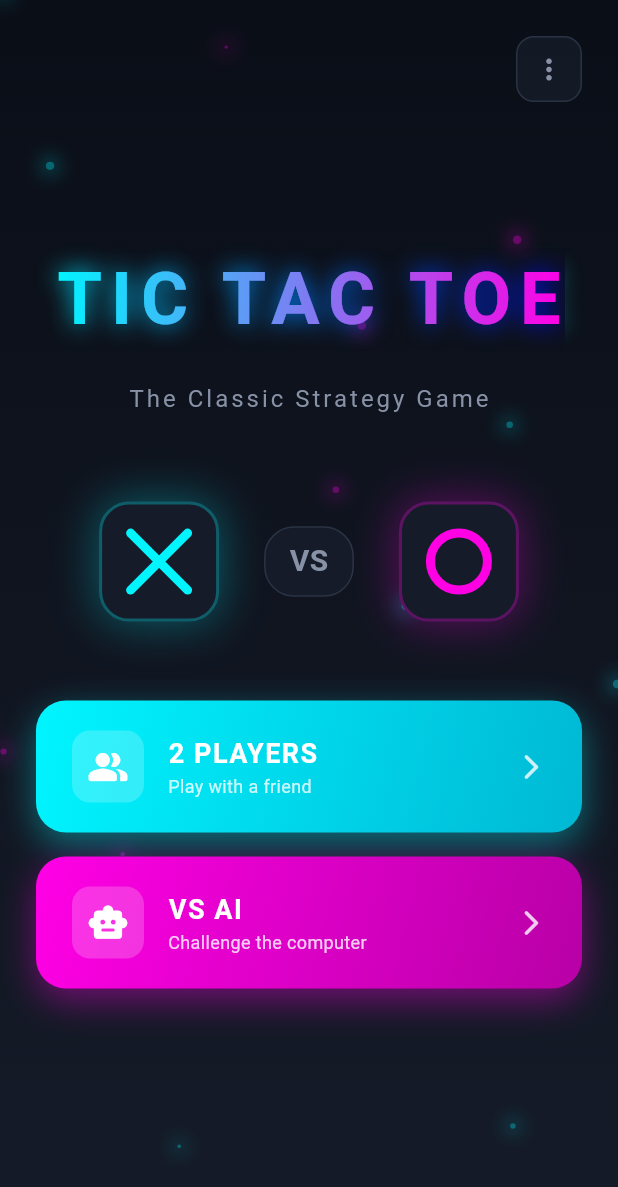
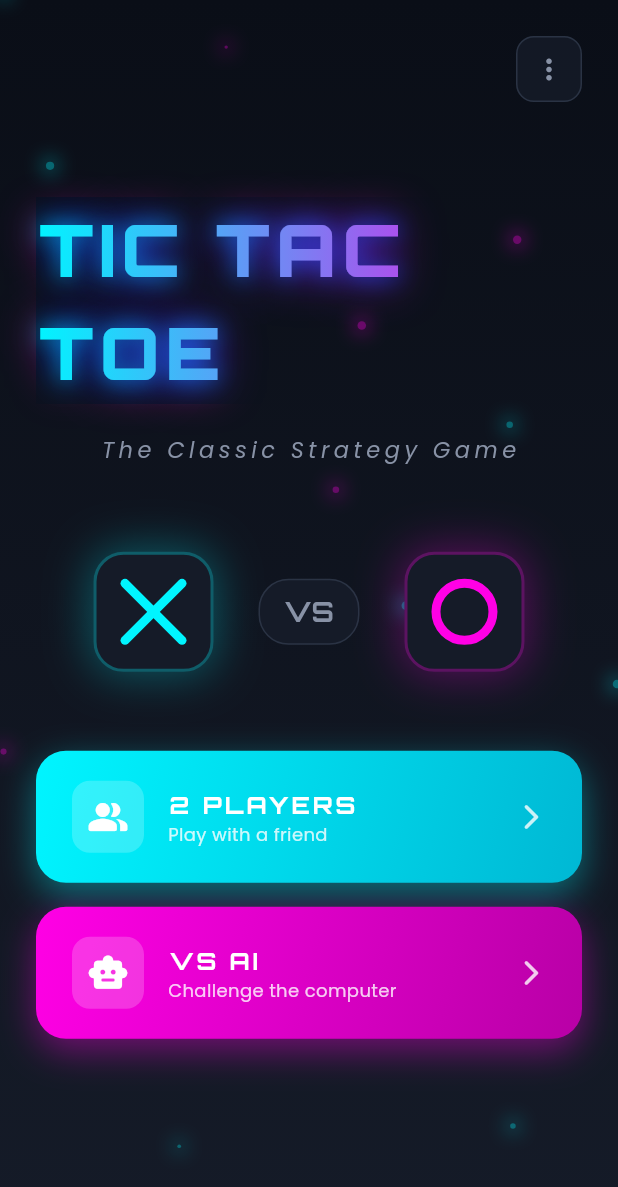
Before and after one commit to abhi9vaidya/TicTacToeFlutter, a Flutter app: the screen it shows after launch, on a phone screen of 412 x 824 dp. Shown: the top 1187 px of the screen. Run offline on Flutter 3.47's test engine with Material 3 defaults, Android fonts, the phone set to English and light mode, and no system bars; our stand-ins replace google_fonts.

Commit message:
style: Add cool gaming fonts (Orbitron, Poppins) to home screen

```diff
--- a/lib/screens/home_screen.dart
+++ b/lib/screens/home_screen.dart
@@ -1,4 +1,5 @@
 import 'package:flutter/material.dart';
+import 'package:google_fonts/google_fonts.dart';
 import 'dart:math' as math;
 import '../utils/constants.dart';
 
@@ -386,14 +387,17 @@ class _HomeScreenState extends State<HomeScreen> with TickerProviderStateMixin {
                   ],
                   stops: [0, _titleGlowAnimation.value, 1],
                 ).createShader(bounds),
-                child: const Text(
+                child: Text(
                   'TIC TAC TOE',
-                  style: TextStyle(
+                  style: GoogleFonts.orbitron(
                     fontSize: 48,
-                    fontWeight: FontWeight.bold,
+                    fontWeight: FontWeight.w900,
                     color: Colors.white,
-                    letterSpacing: 6,
-                    shadows: [Shadow(color: AppColors.primary, blurRadius: 20)],
+                    letterSpacing: 4,
+                    shadows: [
+                      const Shadow(color: AppColors.primary, blurRadius: 20),
+                      const Shadow(color: AppColors.secondary, blurRadius: 40),
+                    ],
                   ),
                 ),
               ),
@@ -410,12 +414,14 @@ class _HomeScreenState extends State<HomeScreen> with TickerProviderStateMixin {
       builder: (context, child) {
         return Opacity(
           opacity: _titleAnimation.value.clamp(0, 1),
-          child: const Text(
+          child: Text(
             'The Classic Strategy Game',
-            style: TextStyle(
-              fontSize: 16,
+            style: GoogleFonts.poppins(
+              fontSize: 15,
+              fontWeight: FontWeight.w400,
               color: AppColors.textSecondary,
-              letterSpacing: 2,
+              letterSpacing: 3,
+              fontStyle: FontStyle.italic,
             ),
           ),
         );
@@ -449,11 +455,11 @@ class _HomeScreenState extends State<HomeScreen> with TickerProviderStateMixin {
                     borderRadius: BorderRadius.circular(20),
                     border: Border.all(color: AppColors.gridLine, width: 1),
                   ),
-                  child: const Text(
+                  child: Text(
                     'VS',
-                    style: TextStyle(
-                      fontSize: 20,
-                      fontWeight: FontWeight.bold,
+                    style: GoogleFonts.orbitron(
+                      fontSize: 18,
+                      fontWeight: FontWeight.w700,
                       color: AppColors.textSecondary,
                     ),
                   ),
@@ -597,16 +603,16 @@ class _HomeScreenState extends State<HomeScreen> with TickerProviderStateMixin {
                 children: [
                   Text(
                     label,
-                    style: const TextStyle(
-                      fontSize: 18,
-                      fontWeight: FontWeight.bold,
+                    style: GoogleFonts.orbitron(
+                      fontSize: 16,
+                      fontWeight: FontWeight.w700,
                       color: Colors.white,
-                      letterSpacing: 1,
+                      letterSpacing: 2,
                     ),
                   ),
                   Text(
                     subtitle,
-                    style: TextStyle(
+                    style: GoogleFonts.poppins(
                       fontSize: 12,
                       color: Colors.white.withOpacity(0.8),
                     ),
--- a/pubspec.yaml
+++ b/pubspec.yaml
@@ -37,6 +37,9 @@ dependencies:
 
   # State management
   provider: ^6.1.2
+
+  # Custom fonts
+  google_fonts: ^6.2.1
 
 dev_dependencies:
   flutter_test:
```
Also changed, not shown: pubspec.lock, 1 other file.
